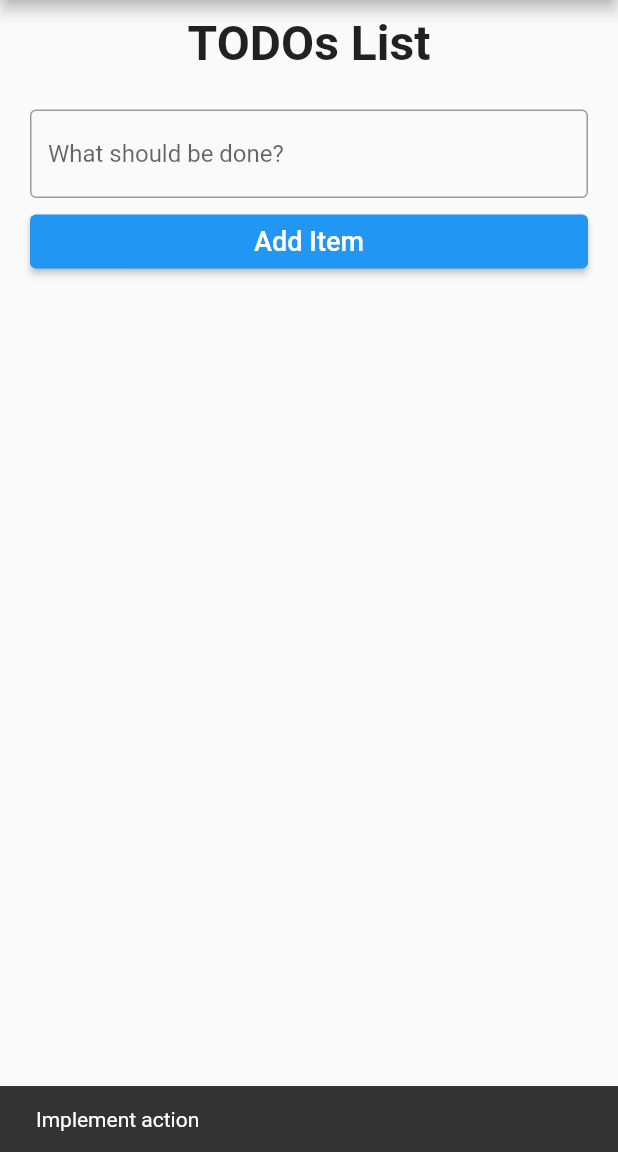
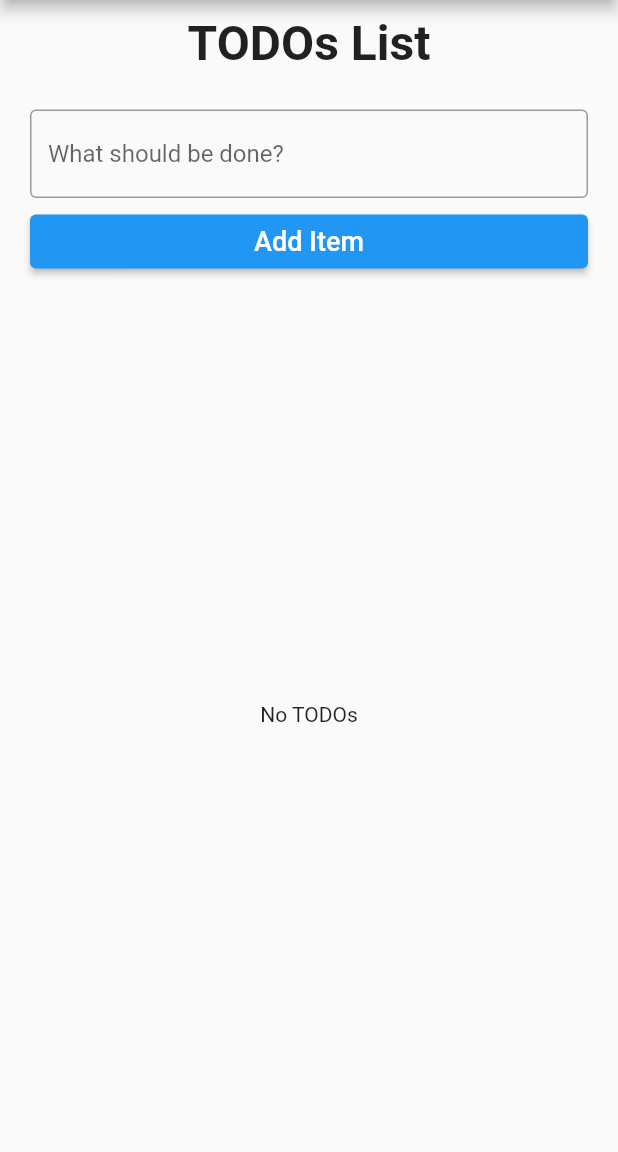
Before and after one commit to Robbievan10/FlutterTechnicalTest, a Flutter app: the screen it shows after launch, after a tap on "Add Item", on a phone screen of 412 x 824 dp, the part 84-1236 px from its top. Run offline on Flutter 3.47's test engine with Material 2 defaults, Android fonts, the phone set to English and light mode, and no system bars; our stand-ins replace flutter_bloc, freezed_annotation, hydrated_bloc.

Commit message:
Added add an complete logic, added todo item widget

```diff
--- a/lib/home/bloc/todos/todos_bloc.dart
+++ b/lib/home/bloc/todos/todos_bloc.dart
@@ -1,4 +1,5 @@
 import 'package:hydrated_bloc/hydrated_bloc.dart';
+import 'package:technical_test/home/bloc/models/todo.dart';
 import 'package:technical_test/home/bloc/todos/todos_event.dart';
 import 'package:technical_test/home/bloc/todos/todos_state.dart';
 
@@ -7,19 +8,34 @@ class TODOsBloc extends HydratedBloc<TODOsEvent, TODOsState> {
     on<TODOsAddEvent>(_onAdd);
     on<TODOsCompleteEvent>(_onComplete);
   }
-
   Future<void> _onAdd(
     TODOsAddEvent event,
     Emitter<TODOsState> emit,
   ) async {
-    //Add TODO
+    List<TODO> todoList = [];
+    if (state is TODOsLoadedState) {
+      TODOsLoadedState loadedState = state as TODOsLoadedState;
+      todoList = List.from(loadedState.todos);
+    }
+    todoList.add(event.todo);
+    emit(TODOsState.loaded(todos: todoList));
   }
 
   Future<void> _onComplete(
     TODOsCompleteEvent event,
     Emitter<TODOsState> emit,
   ) async {
-    //Complete TODO
+    List<TODO> todoList = [];
+    if (state is TODOsLoadedState) {
+      TODOsLoadedState loadedState = state as TODOsLoadedState;
+      todoList = List.from(loadedState.todos);
+    }
+    int index = todoList.indexOf(event.todo);
+    todoList[index] = TODO(
+      task: event.todo.task,
+      isDone: true,
+    );
+    emit(TODOsState.loaded(todos: todoList));
   }
 
   @override
--- a/lib/home/widgets/home_body.dart
+++ b/lib/home/widgets/home_body.dart
@@ -17,10 +17,10 @@ class HomeBody extends StatelessWidget {
       child: Column(
         crossAxisAlignment: CrossAxisAlignment.center,
         mainAxisSize: MainAxisSize.max,
-        children: const [
-          TODOsTitle(),
+        children: [
+          const TODOsTitle(),
           TODOsInput(),
-          TODOsList(),
+          const Expanded(child: TODOsList()),
         ],
       ),
     );
--- a/lib/home/widgets/todos_input.dart
+++ b/lib/home/widgets/todos_input.dart
@@ -1,10 +1,17 @@
 import 'package:flutter/material.dart';
+import 'package:flutter_bloc/flutter_bloc.dart';
+import 'package:technical_test/home/bloc/models/todo.dart';
+import 'package:technical_test/home/bloc/todos/todos_bloc.dart';
+import 'package:technical_test/home/bloc/todos/todos_event.dart';
+import 'package:technical_test/home/bloc/todos/todos_state.dart';
 
 class TODOsInput extends StatelessWidget {
-  const TODOsInput({Key? key}) : super(key: key);
+  TODOsInput({Key? key}) : super(key: key);
+  final TextEditingController _textEditingController = TextEditingController();
 
   @override
   Widget build(BuildContext context) {
+    return BlocBuilder<TODOsBloc, TODOsState>(builder: ((context, state) {
       return Column(
         children: [
           const SizedBox(height: 25),
@@ -13,14 +20,17 @@ class TODOsInput extends StatelessWidget {
               hintText: 'What should be done?',
               border: OutlineInputBorder(),
             ),
+            controller: _textEditingController,
           ),
           const SizedBox(height: 5),
           SizedBox(
             width: MediaQuery.of(context).size.width,
             child: ElevatedButton(
               onPressed: () {
-              //Implement an remove snackbar
-              showSnackBar(context);
+                if (_textEditingController.text.isEmpty) return;
+                _addTodo(context,
+                    TODO(task: _textEditingController.text, isDone: false));
+                _textEditingController.clear();
                 FocusScope.of(context).unfocus();
               },
               child: const Text(
@@ -33,6 +43,7 @@ class TODOsInput extends StatelessWidget {
           ),
         ],
       );
+    }));
   }
 
   void showSnackBar(BuildContext context) {
@@ -45,4 +56,8 @@ class TODOsInput extends StatelessWidget {
       ),
     );
   }
+
+  void _addTodo(BuildContext context, TODO todo) {
+    context.read<TODOsBloc>().add(TODOsAddEvent(todo: todo));
   }
+}
--- a/lib/home/widgets/todos_list.dart
+++ b/lib/home/widgets/todos_list.dart
@@ -1,10 +1,56 @@
 import 'package:flutter/material.dart';
+import 'package:flutter_bloc/flutter_bloc.dart';
+import 'package:technical_test/home/bloc/models/todo.dart';
+import 'package:technical_test/home/bloc/todos/todos_bloc.dart';
+import 'package:technical_test/home/bloc/todos/todos_event.dart';
+import 'package:technical_test/home/bloc/todos/todos_state.dart';
+import 'package:technical_test/home/widgets/todo_item.dart';
 
 class TODOsList extends StatelessWidget {
   const TODOsList({Key? key}) : super(key: key);
-
   @override
   Widget build(BuildContext context) {
-    return Container();
+    return BlocBuilder<TODOsBloc, TODOsState>(builder: ((context, state) {
+      if (state is TODOsInitialState) {
+        return const Center(
+          child: Text('No TODOs'),
+        );
+      }
+      if (state is TODOsLoadedState) {
+        TODOsLoadedState loadedState = state;
+        return ListView.separated(
+          itemBuilder: ((context, index) {
+            return TodoItem(
+              text: loadedState.todos[index].task,
+              isDone: loadedState.todos[index].isDone,
+              onStatusChanged: (value) {
+                if (!value!) return;
+                _chageTodoStatus(context, loadedState.todos[index]);
+              },
+            );
+          }),
+          separatorBuilder: ((context, index) {
+            return const SizedBox(
+              height: 10,
+            );
+          }),
+          itemCount: loadedState.todos.length,
+        );
+      }
+
+      if (state is TODOsLoadingState) {
+        return const Center(
+          child: CircularProgressIndicator(),
+        );
+      }
+
+      return const Center(
+        child: Text('Error :('),
+      );
+    }));
+  }
+
+  void _chageTodoStatus(BuildContext context, TODO todo) {
+    context.read<TODOsBloc>().add(TODOsCompleteEvent(todo: todo));
   }
 }
--- a/lib/main.dart
+++ b/lib/main.dart
@@ -8,7 +8,6 @@ import 'package:technical_test/home/view/home_page.dart';
 
 Future<void> main() async {
   WidgetsFlutterBinding.ensureInitialized();
-
   final storage = await HydratedStorage.build(
     storageDirectory: await getTemporaryDirectory(),
   );
```
Also changed, not shown: lib/home/widgets/todo_item.dart (added, +26 -0 lines). Lines whose indentation alone changed are shown as unchanged.
